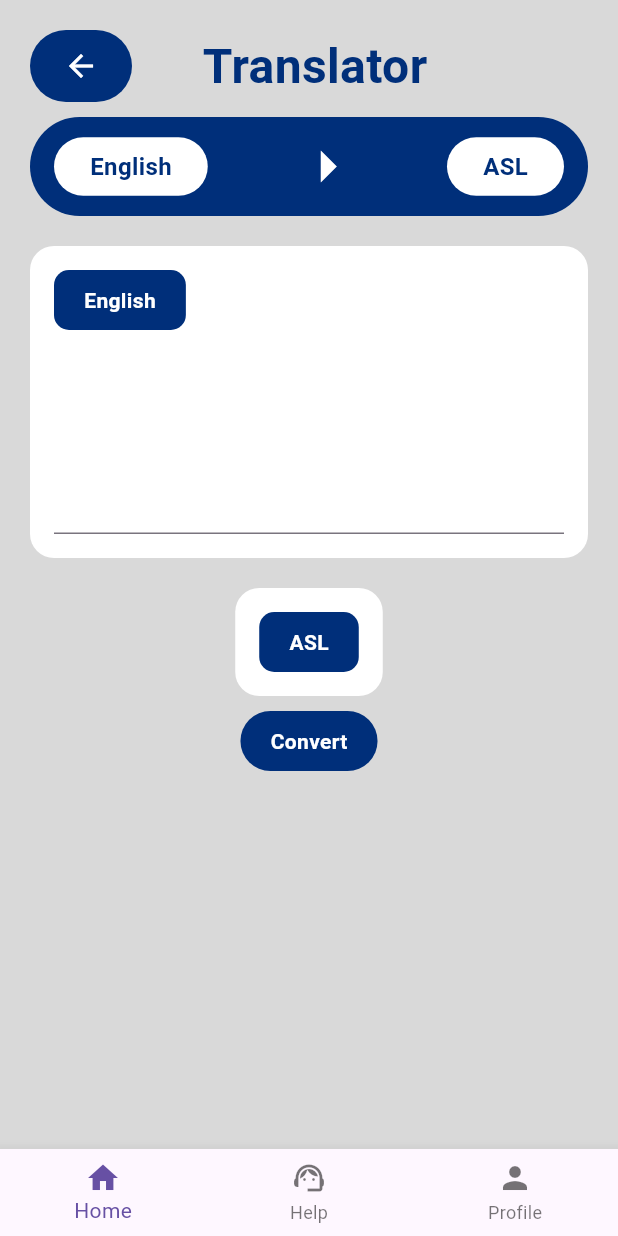
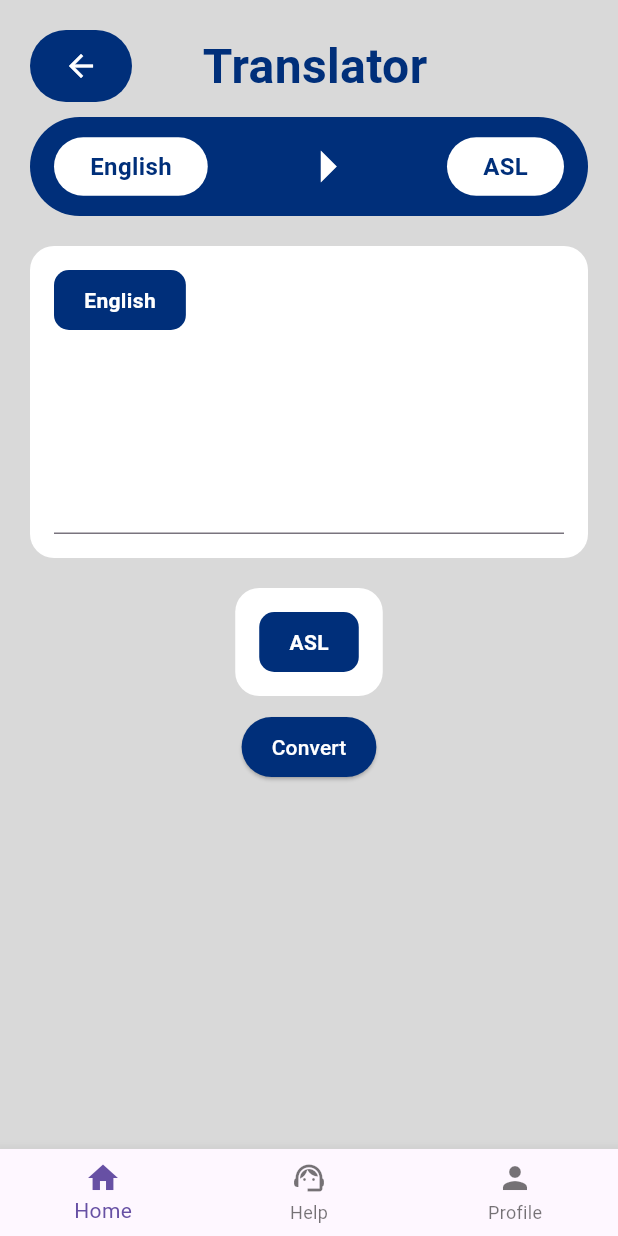
Before and after one commit to Deshan0802/SDGP, a Flutter app: the TextToASL screen opened directly, on a phone screen of 412 x 824 dp. Run offline on Flutter 3.47's test engine with Material 3 defaults, Android fonts, the phone set to English and light mode, and no system bars; drawn by our look-alikes of flutter_settings_screens; our stand-ins replace firebase_auth, fluttertoast, image_picker, just_audio, percent_indicator, permission_handler; missing offline and left inert: simple_ripple_animation; accounts and stored records are empty.

Commit message:
Create connection to back end for text to asl page

```diff
--- a/frontend/lib/textToASL.dart
+++ b/frontend/lib/textToASL.dart
@@ -1,5 +1,6 @@
 import 'package:flutter/material.dart';
 import 'reUsable.dart';
+import 'package:http/http.dart' as http;
 
 class TextToASL extends StatefulWidget {
   @override
@@ -7,6 +8,20 @@ class TextToASL extends StatefulWidget {
 }
 
 class TextToASLState extends State<TextToASL> {
+  TextEditingController _textEditingController = TextEditingController();
+
+  Future<void> _sendTextToBackend(String text) async {
+    var url = Uri.parse('http://10.0.2.2:8000/textToAsl');
+    var response = await http.post(url, body: {'text': text});
+    if (response.statusCode == 200) {
+      // Successfully sent text to the backend
+      print('Text sent successfully');
+    } else {
+      // Handle errors
+      print('Failed to send text: ${response.statusCode}');
+    }
+  }
+
   @override
   Widget build(BuildContext context) {
     return Scaffold(
@@ -68,11 +83,27 @@ class TextToASLState extends State<TextToASL> {
                 VerticalPadding: 16.0,
                 HorizontalPadding: 16.0,
               ),
-              CustomButton(
-                borderRaduis: 30.0,
-                buttonVerticalPadding: 10.0,
-                buttonHorizontalPadding: 20.0,
-                buttonName: "Convert",
+              ElevatedButton(
+                onPressed: () {
+                  _sendTextToBackend(_textEditingController.text);
+                },
+                style: ElevatedButton.styleFrom(
+                  shape: RoundedRectangleBorder(
+                    borderRadius: BorderRadius.circular(30.0),
+                  ),
+                  padding: EdgeInsets.symmetric(
+                    vertical: 10.0,
+                    horizontal: 20.0,
+                  ),
+                  backgroundColor:
+                      Color.fromRGBO(0, 47, 122, 1), // Background color
+                ),
+                child: Text(
+                  'Convert',
+                  style: TextStyle(
+                    color: Colors.white, // Text color
+                  ),
+                ),
               ),
             ],
           ),
```
Also changed, not shown: frontend/pubspec.lock, 1 other file.
